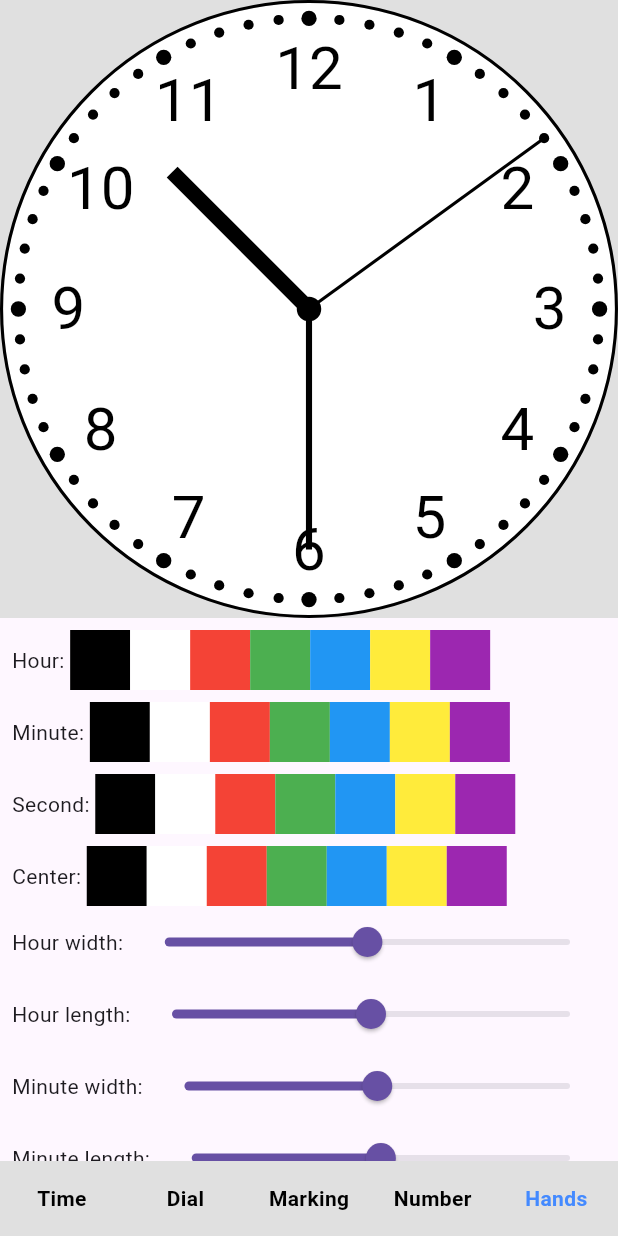
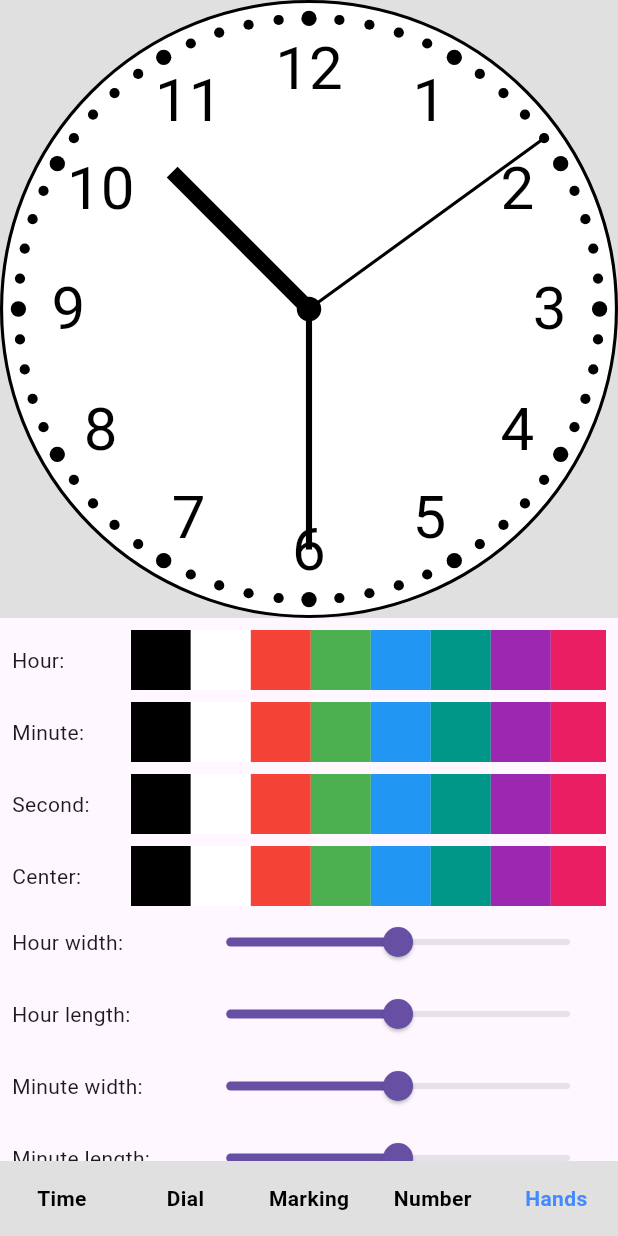
Before and after one commit to conghaonet/flutter_analog_clock, a Flutter app: the screen it shows after launch, item 5 of the bottom bar chosen, on a phone screen of 412 x 824 dp. Run offline on Flutter 3.47's test engine with Material 2 defaults, Android fonts, the phone set to English and light mode, and no system bars.

Commit message:
complete example code

```diff
--- a/example/lib/analog_clock_example.dart
+++ b/example/lib/analog_clock_example.dart
@@ -34,10 +34,12 @@ class _AnalogClockDemoState extends State<AnalogClockDemo> {
   double? _secondHandLengthFactor;
   double? _centerPointWidthFactor;
   final math.Random _random = math.Random();
-  final GlobalKey<AnalogClockState> clockKey = GlobalKey();
+  final GlobalKey<AnalogClockState> _analogClockKey = GlobalKey();
   static const List<Color> colors = [
-    Colors.black, Colors.white, Colors.red,
-    Colors.green, Colors.blue, Colors.yellow, Colors.purple,
+    Colors.black, Colors.white, Colors.red, Colors.green, Colors.blue,
+    Colors.teal, Colors.purple, Colors.pink, Colors.orange, Colors.lime,
+    Colors.indigo, Colors.brown, Colors.cyan, Colors.yellow, Colors.amber,
+
   ];
   SettingGroup _selectedSettingGroup = SettingGroup.values[0];
   @override
@@ -49,7 +51,7 @@ class _AnalogClockDemoState extends State<AnalogClockDemo> {
             Container(
               color: Colors.grey.shade300,
               child: AnalogClock(
-                key: clockKey,
+                key: _analogClockKey,
                 dialColor: _dialColor,
                 dialBorderColor: _dialBorderColor,
                 dialBorderWidthFactor: _dialBorderWidthFactor,
@@ -191,20 +193,16 @@ class _AnalogClockDemoState extends State<AnalogClockDemo> {
         padding: const EdgeInsets.only(bottom: 8.0),
         child: Row(
           children: [
-            Expanded(child: Text(label ?? 'Error!')),
+            Expanded(flex: 1, child: Text(label ?? 'Error!')),
             GestureDetector(
               onLongPressStart: (details) {
-                setState(() {
-                  switchBackgroundColor(MaterialStateProperty.all(Colors.lightBlue.shade100), true);
-                });
+                setState(() => switchBackgroundColor(MaterialStateProperty.all(Colors.lightBlue.shade100), true));
                 _longPressTimer = Timer.periodic(const Duration(milliseconds: 50), (timer) {
-                  clockKey.currentState!.dateTime = clockKey.currentState!.dateTime.add(plusDuration);
+                  _analogClockKey.currentState!.dateTime = _analogClockKey.currentState!.dateTime.add(plusDuration);
                 });
               },
               onLongPressEnd: (details) {
-                setState(() {
-                  switchBackgroundColor(null, true);
-                });
+                setState(() => switchBackgroundColor(null, true));
                 _longPressTimer?.cancel();
               },
               child: ElevatedButton(
@@ -212,25 +210,20 @@ class _AnalogClockDemoState extends State<AnalogClockDemo> {
                   overlayColor: MaterialStateProperty.all(Colors.lightBlue.shade100),
                   backgroundColor: plusButtonBackgroundColor,
                 ),
-                onPressed: () {
-                  clockKey.currentState!.dateTime = clockKey.currentState!.dateTime.add(plusDuration);
-                },
+                onPressed: () => _analogClockKey.currentState!.dateTime = _analogClockKey.currentState!.dateTime.add(plusDuration),
                 child: const Icon(Icons.exposure_plus_1),
               ),
             ),
+            const SizedBox(width: 8,),
             GestureDetector(
               onLongPressStart: (details) {
-                setState(() {
-                  switchBackgroundColor(MaterialStateProperty.all(Colors.lightBlue.shade100), false);
-                });
+                setState(() => switchBackgroundColor(MaterialStateProperty.all(Colors.lightBlue.shade100), false));
                 _longPressTimer = Timer.periodic(const Duration(milliseconds: 50), (timer) {
-                  clockKey.currentState!.dateTime = clockKey.currentState!.dateTime.add(negDuration);
+                  _analogClockKey.currentState!.dateTime = _analogClockKey.currentState!.dateTime.add(negDuration);
                 });
               },
               onLongPressEnd: (details) {
-                setState(() {
-                  switchBackgroundColor(null, false);
-                });
+                setState(() {switchBackgroundColor(null, false);});
                 _longPressTimer?.cancel();
               },
               child: ElevatedButton(
@@ -238,13 +231,11 @@ class _AnalogClockDemoState extends State<AnalogClockDemo> {
                   overlayColor: MaterialStateProperty.all(Colors.lightBlue.shade100),
                   backgroundColor: negButtonBackgroundColor,
                 ),
-                onPressed: () {
-                  clockKey.currentState!.dateTime = clockKey.currentState!.dateTime.add(negDuration);
-                },
+                onPressed: () => _analogClockKey.currentState!.dateTime = _analogClockKey.currentState!.dateTime.add(negDuration),
                 child: const Icon(Icons.exposure_neg_1),
               ),
             ),
-            const Expanded(flex: 3, child: SizedBox(width: 1,),),
+            const Expanded(flex: 2, child: SizedBox(width: 1,),),
           ],
         ),
       );
@@ -255,17 +246,18 @@ class _AnalogClockDemoState extends State<AnalogClockDemo> {
           padding: const EdgeInsets.only(bottom: 8.0),
           child: Row(
             children: [
-              const Text('Keep time:    '),
+              const Expanded(flex: 1, child: Text('Keep time:    ')),
               ToggleButtons(
-                isSelected: clockKey.currentState?.isKeepTime ?? true ? [true, false] : [false, true],
+                isSelected: _analogClockKey.currentState?.isKeepTime ?? true ? [true, false] : [false, true],
                 children: const [
                   Icon(Icons.check_circle_outline),
                   Icon(Icons.block),
                 ],
                 onPressed: (index) {
-                  setState(() {clockKey.currentState?.isKeepTime = index == 0;});
+                  setState(() {_analogClockKey.currentState?.isKeepTime = index == 0;});
                 },
               ),
+              const Expanded(flex: 2, child: SizedBox(width: 1,),),
             ],
           ),
         ),
@@ -282,21 +274,22 @@ class _AnalogClockDemoState extends State<AnalogClockDemo> {
       children: [
         Row(
           children: [
-            const Text('Dial: '),
-            Expanded(child: _buildColorPicker(PartColor.dial)),
+            const Expanded(flex: 1, child: Text('Dial:')),
+            Expanded(flex: 4, child: _buildColorPicker(PartColor.dial)),
+
           ],
         ),
         const SizedBox(height: 8,),
         Row(
           children: [
-            const Text('Border: '),
-            Expanded(child: _buildColorPicker(PartColor.dialBorder)),
+            const Expanded(flex: 1, child: Text('Border:')),
+            Expanded(flex: 4, child: _buildColorPicker(PartColor.dialBorder)),
           ],
         ),
         Row(
           children: [
-            const Text('Border: '),
-            _buildFactorSlider(PartFactor.borderWidth),
+            const Text('Border:'),
+            Expanded(flex: 1, child: _buildFactorSlider(PartFactor.borderWidth)),
           ],
         ),
       ],
@@ -307,21 +300,21 @@ class _AnalogClockDemoState extends State<AnalogClockDemo> {
       children: [
         Row(
           children: [
-            const Text('Mark: '),
-            Expanded(child: _buildColorPicker(PartColor.marking)),
+            const Expanded(flex: 1, child: Text('Marking:')),
+            Expanded(flex: 4, child: _buildColorPicker(PartColor.marking)),
           ],
         ),
         const SizedBox(height: 8,),
         Row(
           children: [
-            const Text('Radius: '),
-            _buildFactorSlider(PartFactor.markingRadius),
+            const Expanded(flex: 1, child: Text('Radius:')),
+            Expanded(flex: 5, child: _buildFactorSlider(PartFactor.markingRadius)),
           ],
         ),
         Row(
           children: [
-            const Text('Width: '),
-            _buildFactorSlider(PartFactor.markingWidth),
+            const Expanded(flex: 1, child: Text('Width:')),
+            Expanded(flex: 5, child: _buildFactorSlider(PartFactor.markingWidth)),
           ],
         ),
       ],
@@ -339,27 +332,28 @@ class _AnalogClockDemoState extends State<AnalogClockDemo> {
       children: [
         Row(
           children: [
-            const Text('Number: '),
-            Expanded(child: _buildColorPicker(PartColor.hourNumber)),
+            const Expanded(flex: 1, child: Text('Number:')),
+            Expanded(flex: 4, child: _buildColorPicker(PartColor.hourNumber)),
           ],
         ),
         const SizedBox(height: 8,),
         Row(
           children: [
-            const Text('Size: '),
-            _buildFactorSlider(PartFactor.numberSize),
+            const Expanded(flex: 1, child: Text('Size:')),
+            Expanded(flex: 5, child: _buildFactorSlider(PartFactor.numberSize)),
           ],
         ),
         Row(
           children: [
-            const Text('Radius: '),
-            _buildFactorSlider(PartFactor.numberRadius),
+            const Expanded(flex: 1, child: Text('Radius:')),
+            Expanded(flex: 5, child: _buildFactorSlider(PartFactor.numberRadius)),
           ],
         ),
         Row(
           children: [
-            const Text('Hour\nnumber: '),
+            const Expanded(flex: 1, child: Text('Hour\nnumber:')),
             Expanded(
+              flex: 4,
               child: Column(
                 children: [
                   RadioListTile(
@@ -399,71 +393,71 @@ class _AnalogClockDemoState extends State<AnalogClockDemo> {
       children: [
         Row(
           children: [
-            const Text('Hour: '),
-            Expanded(child: _buildColorPicker(PartColor.hourHand)),
+            const Expanded(flex: 1, child: Text('Hour:')),
+            Expanded(flex: 4, child: _buildColorPicker(PartColor.hourHand)),
           ],
         ),
         const SizedBox(height: 8,),
         Row(
           children: [
-            const Text('Minute: '),
-            Expanded(child: _buildColorPicker(PartColor.minuteHand)),
+            const Expanded(flex: 1, child: Text('Minute:')),
+            Expanded(flex: 4, child: _buildColorPicker(PartColor.minuteHand)),
           ],
         ),
         const SizedBox(height: 8,),
         Row(
           children: [
-            const Text('Second: '),
-            Expanded(child: _buildColorPicker(PartColor.secondHand)),
+            const Expanded(flex: 1, child: Text('Second:')),
+            Expanded(flex: 4, child: _buildColorPicker(PartColor.secondHand)),
           ],
         ),
         const SizedBox(height: 8,),
         Row(
           children: [
-            const Text('Center: '),
-            Expanded(child: _buildColorPicker(PartColor.centerPoint)),
+            const Expanded(flex: 1, child: Text('Center:')),
+            Expanded(flex: 4, child: _buildColorPicker(PartColor.centerPoint)),
           ],
         ),
         Row(
           children: [
-            const Text('Hour width: '),
-            _buildFactorSlider(PartFactor.hourWidth),
+            const Expanded(flex: 3, child: Text('Hour width:')),
+            Expanded(flex: 7, child: _buildFactorSlider(PartFactor.hourWidth)),
           ],
         ),
         Row(
           children: [
-            const Text('Hour length: '),
-            _buildFactorSlider(PartFactor.hourLength),
+            const Expanded(flex: 3, child: Text('Hour length:')),
+            Expanded(flex: 7, child: _buildFactorSlider(PartFactor.hourLength)),
           ],
         ),
         Row(
           children: [
-            const Text('Minute width: '),
-            _buildFactorSlider(PartFactor.minuteWidth),
+            const Expanded(flex: 3, child: Text('Minute width:')),
+            Expanded(flex: 7, child: _buildFactorSlider(PartFactor.minuteWidth)),
           ],
         ),
         Row(
           children: [
-            const Text('Minute length: '),
-            _buildFactorSlider(PartFactor.minuteLength),
+            const Expanded(flex: 3, child: Text('Minute length:')),
+            Expanded(flex: 7, child: _buildFactorSlider(PartFactor.minuteLength)),
           ],
         ),
         Row(
           children: [
-            const Text('Second width: '),
-            _buildFactorSlider(PartFactor.secondWidth),
+            const Expanded(flex: 3, child: Text('Second width:')),
+            Expanded(flex: 7, child: _buildFactorSlider(PartFactor.secondWidth)),
           ],
         ),
         Row(
           children: [
-            const Text('Second length: '),
-            _buildFactorSlider(PartFactor.secondLength),
+            const Expanded(flex: 3, child: Text('Second length:')),
+            Expanded(flex: 7, child: _buildFactorSlider(PartFactor.secondLength)),
           ],
         ),
         Row(
           children: [
-            const Text('Center point: '),
-            _buildFactorSlider(PartFactor.centerPointWidth),
+            const Expanded(flex: 3, child: Text('Center point:')),
+            Expanded(flex: 7, child: _buildFactorSlider(PartFactor.centerPointWidth)),
           ],
         ),
       ],
@@ -471,7 +465,9 @@ class _AnalogClockDemoState extends State<AnalogClockDemo> {
   }
 
   Widget _buildColorPicker(PartColor partColor) {
-    return Wrap(
+    return SingleChildScrollView(
+      scrollDirection: Axis.horizontal,
+      child: Row(
         children: List.generate(colors.length, growable: false, (index) {
           return InkWell(
             onTap: () {
@@ -512,9 +508,53 @@ class _AnalogClockDemoState extends State<AnalogClockDemo> {
               color: colors[index],
             ),
           );
-      },
+        },),
       ),
     );
+    // return Wrap(
+    //   children: List.generate(colors.length, growable: false, (index) {
+    //     return InkWell(
+    //       onTap: () {
+    //         setState(() {
+    //           switch(partColor) {
+    //             case PartColor.dial:
+    //               _dialColor = colors[index];
+    //               break;
+    //             case PartColor.dialBorder:
+    //               _dialBorderColor = colors[index];
+    //               break;
+    //             case PartColor.marking:
+    //               _markingColor = colors[index];
+    //               break;
+    //             case PartColor.hourNumber:
+    //               _hourNumberColor = colors[index];
+    //               break;
+    //             case PartColor.hourHand:
+    //               _hourHandColor = colors[index];
+    //               break;
+    //             case PartColor.minuteHand:
+    //               _minuteHandColor = colors[index];
+    //               break;
+    //             case PartColor.secondHand:
+    //               _secondHandColor = colors[index];
+    //               break;
+    //             case PartColor.centerPoint:
+    //               _centerPointColor = colors[index];
+    //               break;
+    //             default:
+    //               break;
+    //           }
+    //         });
+    //       },
+    //       child: Container(
+    //         width: 40,
+    //         height: 40,
+    //         color: colors[index],
+    //       ),
+    //     );
+    //   },
+    //   ),
+    // );
   }
 
   Widget _buildFactorSlider(PartFactor partFactor) {
@@ -570,8 +610,7 @@ class _AnalogClockDemoState extends State<AnalogClockDemo> {
       }
     }
     switchValue(false);
-    return Expanded(
-      child: Slider(
+    return Slider(
       value: value ?? defaultValue,
       min: 0,
       max: maxValue,
@@ -583,7 +622,6 @@ class _AnalogClockDemoState extends State<AnalogClockDemo> {
           switchValue(true);
         });
       },
-      ),
     );
   }
 
```
Lines whose indentation alone changed are shown as unchanged.
